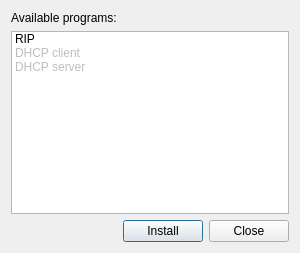
Qt form src/forms/installdialog.ui (Vortm4x/netemul) before a commit.
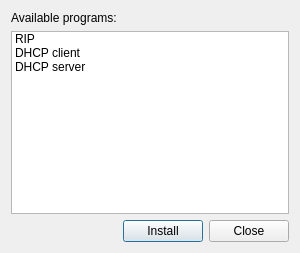
The same form after that commit. Icons and pictures are not drawn.

```diff
--- a/src/forms/installdialog.ui
+++ b/src/forms/installdialog.ui
@@ -43,17 +43,11 @@
         <property name="text">
          <string>DHCP client</string>
         </property>
-        <property name="flags">
-         <set>ItemIsDragEnabled|ItemIsUserCheckable</set>
-        </property>
        </item>
        <item>
         <property name="text">
          <string>DHCP server</string>
         </property>
-        <property name="flags">
-         <set>ItemIsDragEnabled|ItemIsUserCheckable</set>
-        </property>
        </item>
       </widget>
      </item>
```
Left out of the diff: 8 changed lines with no effect on the pictures.
